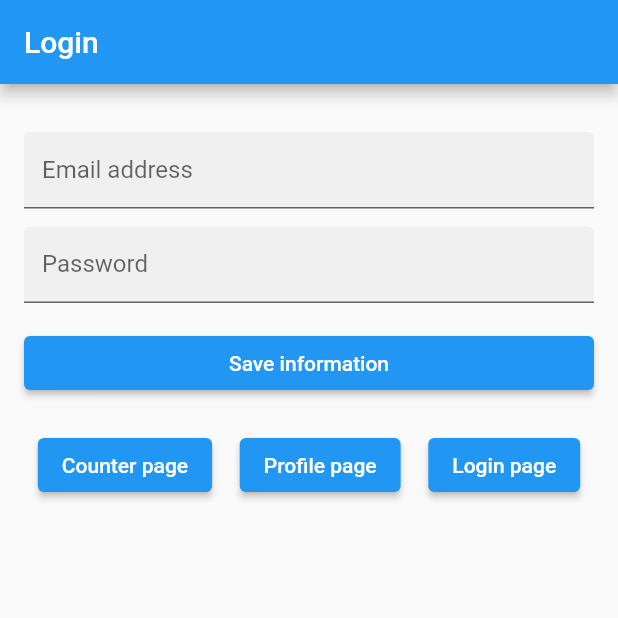
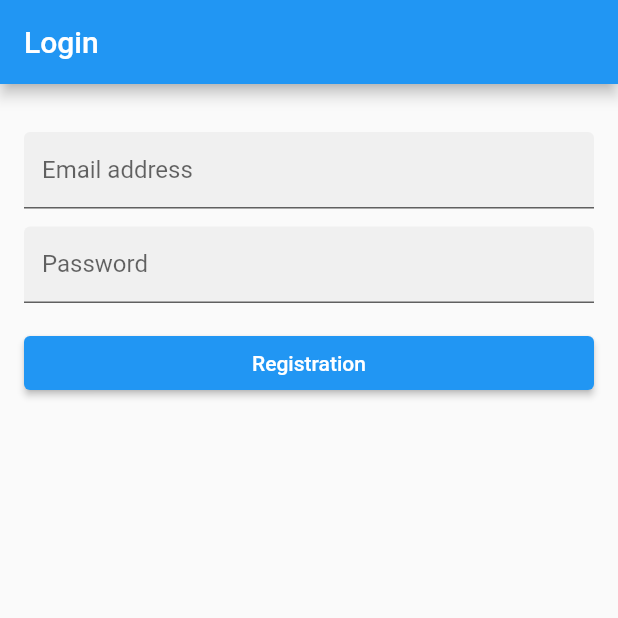
Before and after one commit to mentoster/flutter_getx_hive_template, a Flutter app: the screen it shows after launch, on a phone screen of 412 x 824 dp, the top half of it. Run offline on Flutter 3.47's test engine with Material 2 defaults, Android fonts, the light colour scheme and no system bars; our stand-ins replace get, hive, hive_flutter; accounts and stored records are empty.

Commit message:
fix registration

```diff
--- a/lib/app/controllers/login_controller.dart
+++ b/lib/app/controllers/login_controller.dart
@@ -1,17 +1,18 @@
+import 'package:flutter_getx_hive_template/app/controllers/root_controller.dart';
 import 'package:get/get.dart';
 import 'package:hive_flutter/hive_flutter.dart';
 import 'package:logging/logging.dart';
 
 import '../data/models/login_model.dart';
+import '../routes/app_pages.dart';
 
 class LoginController extends GetxController {
   final log = Logger('LoginController');
-
   var loginModel = LoginModel().obs;
   var registred = false.obs;
   late Box<dynamic> loginBox;
   late Box<dynamic> appSettinsBox;
-
+  RootController rootController = Get.find();
   @override
   void onInit() async {
     // init box
@@ -24,7 +25,10 @@ class LoginController extends GetxController {
   void saveLogin(LoginModel lm) async {
     loginModel.value = lm;
     loginBox.put("userLogin", loginModel.value);
-    loginModel.value.save();
+    if (registred.value == false) {
+      registred.value = true;
+      rootController.registred.value = true;
+    }
   }
 
   void loadLogin() {
--- /dev/null
+++ b/lib/app/controllers/root_controller.dart
@@ -0,0 +1,28 @@
+import 'package:get/get.dart';
+import 'package:hive/hive.dart';
+import 'package:logging/logging.dart';
+
+class RootController extends GetxController {
+  final log = Logger('RootController');
+  var registred = false.obs;
+  bool? nullRegistred;
+  @override
+  void onInit() {
+    checkRegistry();
+    super.onInit();
+  }
+
+  checkRegistry() async {
+    var appSettinsBox = await Hive.openBox('appSettingsBox');
+    bool? resultLogin = appSettinsBox.get('registred');
+    log.info('resultLogin :$resultLogin');
+    if (resultLogin == null) {
+      registred.value = false;
+      nullRegistred = true;
+    } else {
+      registred.value = resultLogin;
+    }
+
+    log.info(registred.value);
+  }
+}
--- a/lib/app/routes/app_pages.dart
+++ b/lib/app/routes/app_pages.dart
@@ -1,9 +1,9 @@
+import 'package:flutter_getx_hive_template/app/bindings/root_binding.dart';
+import 'package:flutter_getx_hive_template/app/ui/pages/root_page/root_page.dart';
 import 'package:get/get.dart';
 
-import '../bindings/home_binding.dart';
 import '../bindings/info_binding.dart';
 import '../bindings/login_binding.dart';
-import '../ui/pages/home_page/home_page.dart';
 import '../ui/pages/info_page/info_page.dart';
 import '../ui/pages/login_page/login_page.dart';
 
@@ -12,9 +12,7 @@ part './app_routes.dart';
 abstract class AppPages {
   static final pages = [
     GetPage(
-        name: Routes.INITIAL,
-        page: () => const HomePage(),
-        binding: HomeBinding()),
+        name: Routes.INITIAL, page: () => RootPage(), binding: RootBinding()),
     GetPage(
         name: Routes.INFO,
         page: () => const InfoPage(),
@@ -25,12 +23,3 @@ abstract class AppPages {
         binding: LoginBinding()),
   ];
 }
-
-abstract class GoToLogin {
-  static final page = [
-    GetPage(
-        name: Routes.INITIAL,
-        page: () => const LoginPage(),
-        binding: LoginBinding())
-  ];
-}
--- a/lib/app/ui/pages/login_page/login_page.dart
+++ b/lib/app/ui/pages/login_page/login_page.dart
@@ -27,7 +27,7 @@ class LoginPage extends GetView<LoginController> {
                       mainAxisAlignment: MainAxisAlignment.start,
                       crossAxisAlignment: CrossAxisAlignment.start,
                       children: [
-                        const Text("You already in servive!"),
+                        const Text("You already in servise!"),
                         Text("Email: ${controller.loginModel.value.email}"),
                         Text(
                             "Password: ${controller.loginModel.value.password}"),
@@ -35,7 +35,9 @@ class LoginPage extends GetView<LoginController> {
                     )
                   : Container()),
               _SignInForm(),
-              const PagesButtons(),
+              controller.registred.value == true
+                  ? const PagesButtons()
+                  : const SizedBox(),
             ],
           ),
         ));
@@ -43,7 +45,7 @@ class LoginPage extends GetView<LoginController> {
 }
 
 class _SignInForm extends StatefulWidget {
-  final log = Logger('SignInForn');
+  final log = Logger('SignInForm');
   final LoginController _controller = Get.find();
   final GlobalKey<FormState> _key = GlobalKey<FormState>();
   final _passwordController = TextEditingController();
@@ -110,7 +112,7 @@ class __SignInFormState extends State<_SignInForm> {
             ),
             ElevatedButton(
                 onPressed: _onLoginButtonPressed,
-                child: const Text('Save information')),
+                child: const Text('Registration')),
             const SizedBox(
               height: 20,
             ),
--- /dev/null
+++ b/lib/app/ui/pages/root_page/root_page.dart
@@ -0,0 +1,24 @@
+import 'package:flutter/material.dart';
+import 'package:flutter_getx_hive_template/app/ui/pages/home_page/home_page.dart';
+import 'package:flutter_getx_hive_template/app/ui/pages/login_page/login_page.dart';
+import 'package:get/get.dart';
+import 'package:logging/logging.dart';
+import '../../../controllers/root_controller.dart';
+
+class RootPage extends GetView<RootController> {
+  RootPage({Key? key}) : super(key: key);
+  final log = Logger('RootPage');
+  @override
+  Widget build(BuildContext context) {
+    return Scaffold(body: Obx(() {
+      if (controller.registred.value == false &&
+          controller.nullRegistred != null) {
+        return const LoginPage();
+      } else if (controller.registred.value == true) {
+        return const HomePage();
+      } else {
+        return Container();
+      }
+    }));
+  }
+}
```
Also changed, not shown: lib/app/bindings/root_binding.dart (added, +13 -0 lines), lib/main.dart (+1 -7 lines).
